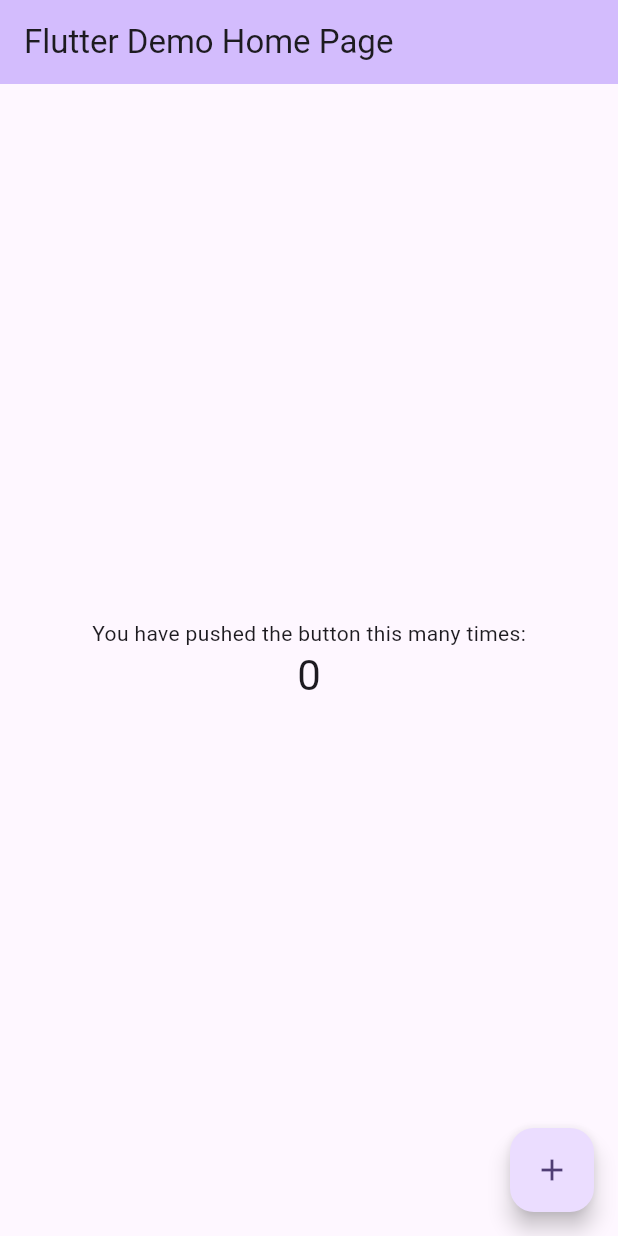
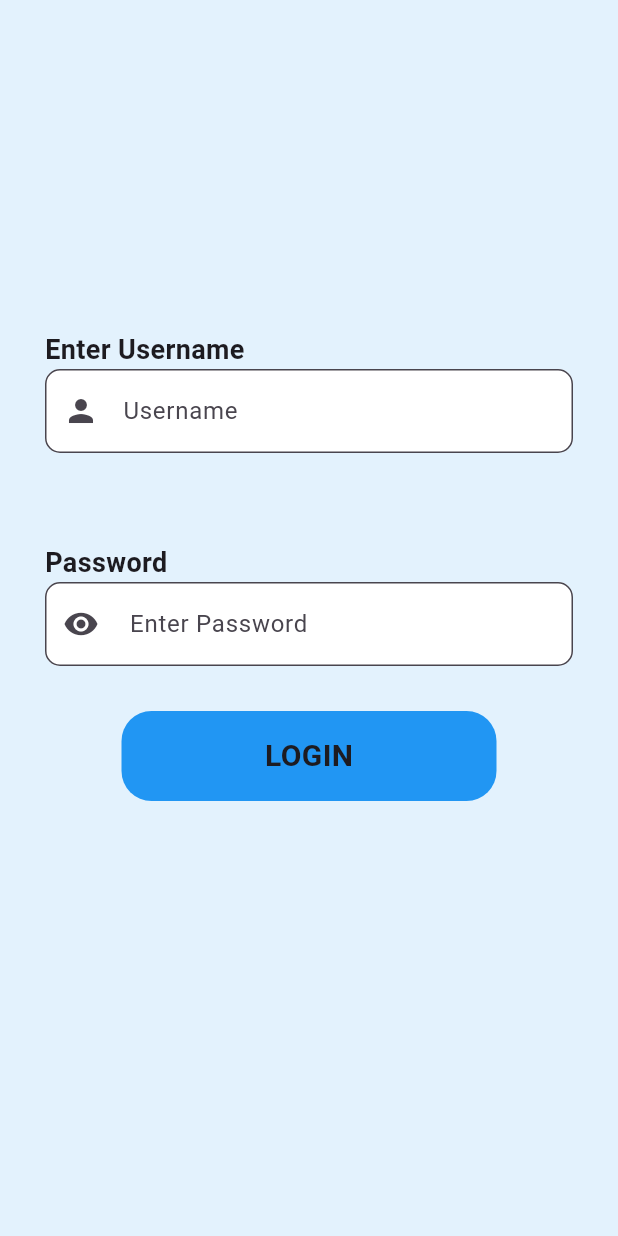
Before and after one commit to jibindas-kv/Labour-Connect, a Flutter app: the screen it shows after launch, on a phone screen of 412 x 824 dp. Run offline on Flutter 3.47's test engine with Material 3 defaults, Android fonts, the phone set to English and light mode, and no system bars.

```diff
--- /dev/null
+++ b/lib/Admin/Admin_Login.dart
@@ -0,0 +1,100 @@
+import 'package:flutter/cupertino.dart';
+import 'package:flutter/material.dart';
+
+
+
+class Admin_Login extends StatefulWidget {
+  const Admin_Login({super.key});
+
+  @override
+  State<Admin_Login> createState() => _Admin_LoginState();
+}
+
+class _Admin_LoginState extends State<Admin_Login> {
+
+  final formkey = GlobalKey<FormState>(); //for validations
+  @override
+  Widget build(BuildContext context) {
+    return Scaffold(
+      backgroundColor: Colors.blue[50],
+      body: SingleChildScrollView(
+        child: Form(
+          key: formkey,
+          child: Column(
+            children: [
+              SizedBox(
+                height: 180,
+              ),
+              SizedBox(
+                height: 10,
+              ),
+              Padding(
+                padding: const EdgeInsets.all(30.0),
+                child: Column(
+                  children: [Row(
+                    children: [
+                      Text("Enter Username",style: TextStyle(fontSize: 18,fontWeight: FontWeight.bold),),
+                    ],
+                  ),
+                    TextFormField(
+                      validator: (value) {
+                        if (value!.isEmpty) {
+                          return "Invalid credentials";
+                        }
+                      },
+                      decoration: InputDecoration(
+                          prefixIcon: Icon(Icons.person),
+                          hintText: ("Username"),
+                          border: OutlineInputBorder(
+                              borderRadius: BorderRadius.circular(10)),
+                          fillColor: Colors.white,
+                          filled: true),
+                    ),
+                  ],
+                ),
+              ),
+              Padding(
+                padding: const EdgeInsets.all(30.0),
+                child: Column(
+                  children: [Row(
+                    children: [
+                      Text("Password",style: TextStyle(fontSize: 18,fontWeight: FontWeight.bold),),
+                    ],
+                  ),
+                    TextFormField(
+                      validator: (value) {
+                        if (value!.isEmpty) ;
+                        {
+                          return "Invalid password";
+                        }
+                      },
+                      decoration: InputDecoration(
+                          prefixIcon: Icon(Icons.remove_red_eye),
+                          hintText: (" Enter Password"),
+                          border: OutlineInputBorder(
+                              borderRadius: BorderRadius.circular(10)),
+                          fillColor: Colors.white,
+                          filled: true),
+                    ),
+                  ],
+                ),
+              ),
+              Row(
+                mainAxisAlignment: MainAxisAlignment.center,
+                children: [
+                  Container(
+                    height: 60,
+                    width:250,
+                    decoration: BoxDecoration(
+                        color: Colors.blue, borderRadius: BorderRadius.circular(20)),
+                    child: Center(child: Text("LOGIN",style: TextStyle(fontWeight: FontWeight.bold, fontSize: 20))),
+                  )
+                ],
+              )
+            ],
+          ),
+        ),
+      ),
+    );
+  }
+}
--- a/lib/main.dart
+++ b/lib/main.dart
@@ -1,4 +1,6 @@
 import 'package:flutter/material.dart';
+
+import 'Admin/Admin_Login.dart';
 
 void main() {
   runApp(const MyApp());
@@ -17,56 +19,7 @@ class MyApp extends StatelessWidget {
         colorScheme: ColorScheme.fromSeed(seedColor: Colors.deepPurple),
         useMaterial3: true,
       ),
-      home: const MyHomePage(title: 'Flutter Demo Home Page'),
+      home: Admin_Login(),
     );
   }
 }
-
-class MyHomePage extends StatefulWidget {
-  const MyHomePage({super.key, required this.title});
-
-  final String title;
-
-  @override
-  State<MyHomePage> createState() => _MyHomePageState();
-}
-
-class _MyHomePageState extends State<MyHomePage> {
-  int _counter = 0;
-
-  void _incrementCounter() {
-    setState(() {
-     //Hello
-      _counter++;
-    });
-  }
-
-  @override
-  Widget build(BuildContext context) {
-    return Scaffold(
-      appBar: AppBar(
-        backgroundColor: Theme.of(context).colorScheme.inversePrimary,
-        title: Text(widget.title),
-      ),
-      body: Center(
-        child: Column(
-          mainAxisAlignment: MainAxisAlignment.center,
-          children: <Widget>[
-            const Text(
-              'You have pushed the button this many times:',
-            ),
-            Text(
-              '$_counter',
-              style: Theme.of(context).textTheme.headlineMedium,
-            ),
-          ],
-        ),
-      ),
-      floatingActionButton: FloatingActionButton(
-        onPressed: _incrementCounter,
-        tooltip: 'Increment',
-        child: const Icon(Icons.add),
-      ), // This trailing comma makes auto-formatting nicer for build methods.
-    );
-  }
-}
```
